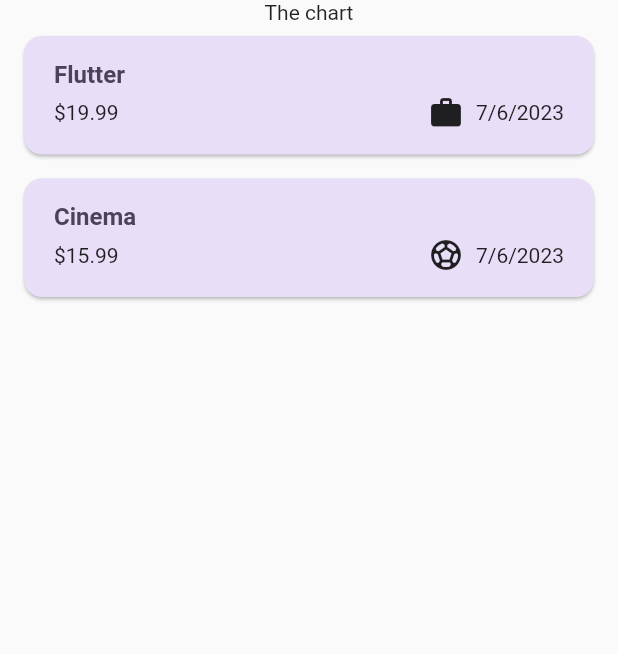
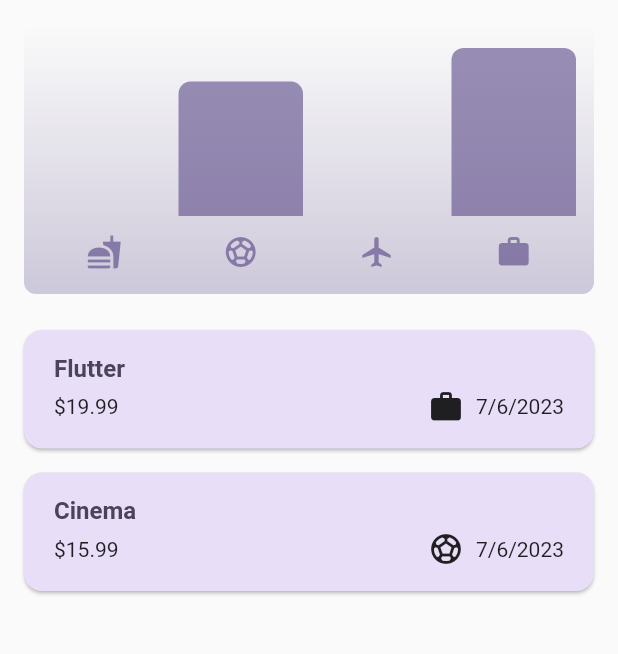
Before and after one commit to tejaslolage07/Learning-Flutter-Expense-Tracker-App, a Flutter app: the screen it shows after launch, on a phone screen of 412 x 824 dp, the part 84-738 px from its top. Run offline on Flutter 3.47's test engine with Material 2 defaults, Android fonts, the phone set to English and light mode, and no system bars.

Commit message:
Added charts to the main screen

```diff
--- /dev/null
+++ b/expense_tracker/lib/widgets/chart/chart.dart
@@ -0,0 +1,95 @@
+import 'package:flutter/material.dart';
+
+import 'package:expense_tracker/widgets/chart/chart_bar.dart';
+import 'package:expense_tracker/models/expense.dart';
+
+class Chart extends StatelessWidget {
+  const Chart({super.key, required this.expenses});
+
+  final List<Expense> expenses;
+
+  List<ExpenseBucket> get buckets {
+    return [
+      ExpenseBucket.forCategory(expenses, Category.food),
+      ExpenseBucket.forCategory(expenses, Category.leisure),
+      ExpenseBucket.forCategory(expenses, Category.travel),
+      ExpenseBucket.forCategory(expenses, Category.work),
+    ];
+  }
+
+  double get maxTotalExpense {
+    double maxTotalExpense = 0;
+
+    for (final bucket in buckets) {
+      if (bucket.totalExpense > maxTotalExpense) {
+        maxTotalExpense = bucket.totalExpense;
+      }
+    }
+
+    return maxTotalExpense;
+  }
+
+  @override
+  Widget build(BuildContext context) {
+    final isDarkMode =
+        MediaQuery.of(context).platformBrightness == Brightness.dark;
+    return Container(
+      margin: const EdgeInsets.all(16),
+      padding: const EdgeInsets.symmetric(
+        vertical: 16,
+        horizontal: 8,
+      ),
+      width: double.infinity,
+      height: 180,
+      decoration: BoxDecoration(
+        borderRadius: BorderRadius.circular(8),
+        gradient: LinearGradient(
+          colors: [
+            Theme.of(context).colorScheme.primary.withOpacity(0.3),
+            Theme.of(context).colorScheme.primary.withOpacity(0.0)
+          ],
+          begin: Alignment.bottomCenter,
+          end: Alignment.topCenter,
+        ),
+      ),
+      child: Column(
+        children: [
+          Expanded(
+            child: Row(
+              crossAxisAlignment: CrossAxisAlignment.end,
+              children: [
+                for (final bucket in buckets) // alternative to map()
+                  ChartBar(
+                    fill: bucket.totalExpense == 0
+                        ? 0
+                        : bucket.totalExpense / maxTotalExpense,
+                  )
+              ],
+            ),
+          ),
+          const SizedBox(height: 12),
+          Row(
+            children: buckets
+                .map(
+                  (bucket) => Expanded(
+                    child: Padding(
+                      padding: const EdgeInsets.symmetric(horizontal: 4),
+                      child: Icon(
+                        categoryIcons[bucket.category],
+                        color: isDarkMode
+                            ? Theme.of(context).colorScheme.secondary
+                            : Theme.of(context)
+                                .colorScheme
+                                .primary
+                                .withOpacity(0.7),
+                      ),
+                    ),
+                  ),
+                )
+                .toList(),
+          )
+        ],
+      ),
+    );
+  }
+}
--- /dev/null
+++ b/expense_tracker/lib/widgets/chart/chart_bar.dart
@@ -0,0 +1,34 @@
+import 'package:flutter/material.dart';
+
+class ChartBar extends StatelessWidget {
+  const ChartBar({
+    super.key,
+    required this.fill,
+  });
+
+  final double fill;
+
+  @override
+  Widget build(BuildContext context) {
+    final isDarkMode =
+        MediaQuery.of(context).platformBrightness == Brightness.dark;
+    return Expanded(
+      child: Padding(
+        padding: const EdgeInsets.symmetric(horizontal: 4),
+        child: FractionallySizedBox(
+          heightFactor: fill,
+          child: DecoratedBox(
+            decoration: BoxDecoration(
+              shape: BoxShape.rectangle,
+              borderRadius:
+                  const BorderRadius.vertical(top: Radius.circular(8)),
+              color: isDarkMode
+                  ? Theme.of(context).colorScheme.secondary
+                  : Theme.of(context).colorScheme.primary.withOpacity(0.65),
+            ),
+          ),
+        ),
+      ),
+    );
+  }
+}
--- a/expense_tracker/lib/widgets/expenses.dart
+++ b/expense_tracker/lib/widgets/expenses.dart
@@ -1,7 +1,9 @@
+import 'package:expense_tracker/widgets/chart/chart.dart';
 import 'package:expense_tracker/widgets/expenses_list/expenses_list.dart';
 import 'package:expense_tracker/widgets/new_expense.dart';
 import 'package:flutter/material.dart';
 import 'package:expense_tracker/models/expense.dart';
+import 'package:expense_tracker/widgets/chart/chart.dart';
 
 class Expenses extends StatefulWidget {
   const Expenses({Key? key}) : super(key: key);
@@ -95,7 +97,7 @@ class _ExpensesState extends State<Expenses> {
       ),
       body: Column(
         children: [
-          const Text('The chart'),
+          Chart(expenses: _registeredExpenses),
           Expanded(
             child: mainContent,
           ),
```
